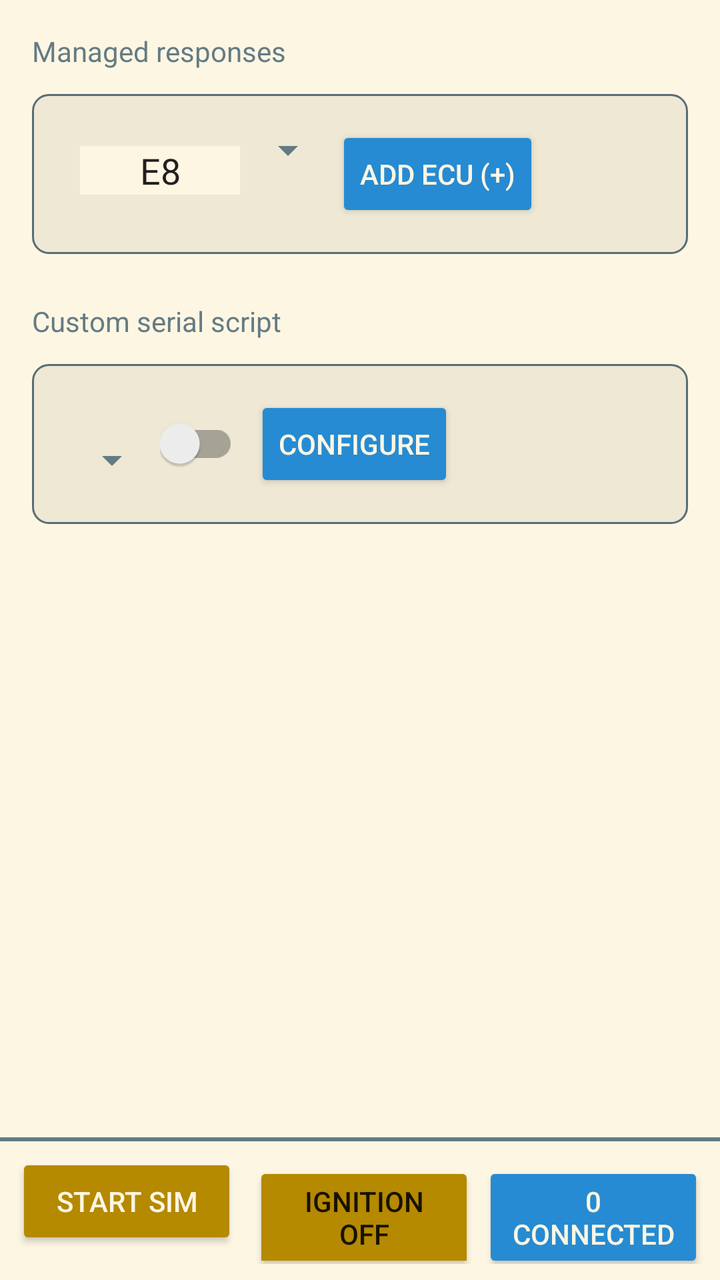
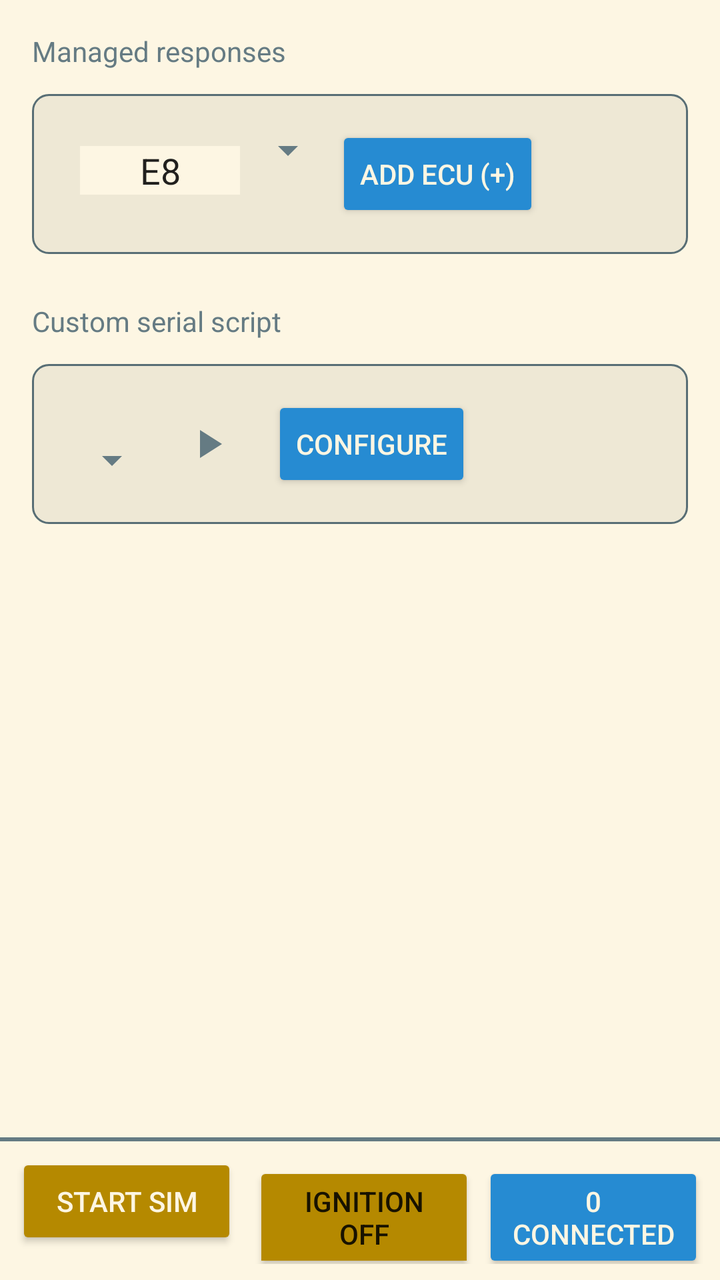

The first picture is an Android layout as it rendered before a commit; the second is the same layout after the commit. The layout source and the unified diff follow.
<!-- AndroidManifest.xml: application theme Theme.Solarized -->
<!-- res/layout/sim.xml -->
<androidx.constraintlayout.widget.ConstraintLayout
    xmlns:android="http://schemas.android.com/apk/res/android"
    xmlns:app="http://schemas.android.com/apk/res-auto"
    android:layout_width="match_parent"
    android:layout_height="match_parent">

    
    <ScrollView
        android:id="@+id/sim_render_area"
        android:layout_width="0dp"
        android:layout_height="0dp"
        app:layout_constraintTop_toTopOf="parent"
        app:layout_constraintBottom_toTopOf="@id/bottom_bar"
        app:layout_constraintStart_toStartOf="parent"
        app:layout_constraintEnd_toEndOf="parent">

        <LinearLayout
            android:orientation="vertical"
            android:padding="8dp"
            android:layout_width="match_parent"
            android:layout_height="wrap_content" >

            <LinearLayout
                android:orientation="vertical"
                android:layout_width="match_parent"
                android:layout_height="wrap_content" >

                <TextView
                    android:layout_width="match_parent"
                    android:layout_height="wrap_content"
                    android:layout_marginStart="8dp"
                    android:layout_marginTop="8dp"
                    android:layout_marginEnd="8dp"
                    android:layout_marginBottom="4dp"
                    android:text="@string/sim_managed_responses"
                    android:textAppearance="?attr/textAppearanceSubtitle1" />

                <androidx.cardview.widget.CardView
                    android:layout_margin="8dp"
                    android:layout_width="match_parent"
                    android:layout_height="wrap_content"
                    android:radius="8dp"
                    app:cardBackgroundColor="@android:color/transparent"
                    app:cardElevation="0dp"
                    app:cardUseCompatPadding="false"
                    app:cardPreventCornerOverlap="false"
                    android:elevation="0dp">

                    <LinearLayout
                        android:layout_width="match_parent"
                        android:layout_height="wrap_content"
                        android:orientation="horizontal"
                        android:background="@drawable/border"
                        android:padding="16dp">

                        <EditText
                            android:id="@+id/ecu_id_input"
                            android:layout_width="80dp"
                            android:layout_height="wrap_content"
                            android:hint="E8"
                            android:maxLength="2"
                            android:inputType="textCapCharacters|textNoSuggestions"
                            android:ems="2"
                            android:gravity="center"
                            android:layout_marginStart="8dp"
                            android:background="?attr/android:colorPrimaryDark"
                            android:text="E8" />

                        <Spinner
                            android:id="@+id/ecu_type_spinner"
                            android:layout_width="wrap_content"
                            android:layout_height="wrap_content" />

                        <Button
                            android:id="@+id/add_ecu"
                            android:layout_width="wrap_content"
                            android:layout_height="wrap_content"
                            android:text="@string/sim_add_ecu" />

                    </LinearLayout>

                </androidx.cardview.widget.CardView>
                <LinearLayout
                    android:id="@+id/ecu_list"
                    android:orientation="vertical"
                    android:layout_width="match_parent"
                    android:layout_height="wrap_content" >
                </LinearLayout>
            </LinearLayout>

            <TextView
                android:layout_width="match_parent"
                android:layout_height="wrap_content"
                android:layout_marginStart="8dp"
                android:layout_marginTop="16dp"
                android:layout_marginEnd="8dp"
                android:layout_marginBottom="4dp"
                android:text="@string/sim_custom_serial_script"
                android:textAppearance="?attr/textAppearanceSubtitle1" />

            <androidx.cardview.widget.CardView
                android:id="@+id/custom_serial_script"
                android:layout_width="match_parent"
                android:layout_height="wrap_content"
                android:layout_margin="8dp"
                android:elevation="0dp"
                android:radius="8dp"
                app:cardBackgroundColor="@android:color/transparent"
                app:cardElevation="0dp"
                app:cardPreventCornerOverlap="false"
                app:cardUseCompatPadding="false">

                <LinearLayout
                    android:layout_width="match_parent"
                    android:layout_height="wrap_content"
                    android:orientation="horizontal"
                    android:background="@drawable/border"
                    android:padding="16dp"
                    android:gravity="center_vertical">
                    
                    <Spinner    
                        android:id="@+id/custom_serial_script_spinner"
                        android:layout_width="wrap_content"
                        android:layout_height="wrap_content"
                        android:layout_marginTop="8dp" />

                    <androidx.appcompat.widget.SwitchCompat
                        android:id="@+id/sim_custom_serial_script_enabled"
                        android:layout_width="wrap_content"
                        android:layout_height="wrap_content"
                        android:layout_marginEnd="8dp"
                        android:checked="false" />

                    <Button
                        android:id="@+id/sim_custom_serial_script_open"
                        android:layout_width="wrap_content"
                        android:layout_height="wrap_content"
                        android:text="@string/sim_custom_serial_script_open" />

                </LinearLayout>

            </androidx.cardview.widget.CardView>

        </LinearLayout>

    </ScrollView>

    
    <LinearLayout
        android:id="@+id/bottom_bar"
        android:layout_width="0dp"
        android:layout_height="wrap_content"
        android:orientation="vertical"
        android:padding="8dp"
        android:background="@drawable/background_with_border_top"
        app:layout_constraintBottom_toBottomOf="parent"
        app:layout_constraintStart_toStartOf="parent"
        app:layout_constraintEnd_toEndOf="parent">

        <LinearLayout
            android:layout_width="match_parent"
            android:layout_height="wrap_content"
            android:orientation="horizontal">

            <Button
                android:id="@+id/sim_state"
                android:layout_width="0dp"
                android:layout_height="wrap_content"
                android:layout_weight="1"
                android:layout_marginEnd="4dp"
                android:backgroundTint="?attr/colorAccentInProgress"
                android:text="@string/sim_start_sim" />

            <ToggleButton
                android:id="@+id/ignition_state"
                android:layout_width="0dp"
                android:layout_height="wrap_content"
                android:layout_weight="1"
                android:layout_marginStart="4dp"
                android:textOff="@string/sim_ignition_off"
                android:textOn="@string/sim_ignition_on"
                android:backgroundTint="@color/ignition_state_tint"
                android:textColor="?android:attr/textColorPrimary"
                android:text="@string/sim_ignition_on" />

            <Button
                android:id="@+id/sim_connected_clients"
                android:layout_width="0dp"
                android:layout_height="wrap_content"
                android:layout_weight="1"
                android:layout_marginStart="4dp"
                android:text="@string/sim_connected_clients" />

        </LinearLayout>

    </LinearLayout>

</androidx.constraintlayout.widget.ConstraintLayout>
<!-- resources referenced by this layout -->
<resources>
  <!-- drawable background_with_border_top (drawable) -->
  <?xml version="1.0" encoding="utf-8"?>
  <layer-list xmlns:android="http://schemas.android.com/apk/res/android">
  
      
      <item>
          <shape android:shape="rectangle">
              <solid android:color="?attr/android:colorBackground"/>
          </shape>
      </item>
  
      
      <item android:gravity="top">
          <shape android:shape="rectangle">
              <size android:height="2dp"/>
              <solid android:color="?attr/android:textColor"/> 
          </shape>
      </item>
  
  </layer-list>
  <!-- drawable border (drawable) -->
  <shape xmlns:android="http://schemas.android.com/apk/res/android">
      
      <solid android:color="?attr/colorPrimary"/>
  
      
      <stroke
          android:width="1dp"
          android:color="?attr/android:textColorSecondary"/>
  
      
      <corners android:radius="8dp"/>
  
      
      <padding
          android:left="8dp"
          android:top="8dp"
          android:right="8dp"
          android:bottom="8dp"/>
  </shape>
  <string name="sim_add_ecu">Add ECU (+)</string>
  <string name="sim_connected_clients">0 connected</string>
  <string name="sim_custom_serial_script">Custom serial script</string>
  <string name="sim_custom_serial_script_open">Configure</string>
  <string name="sim_ignition_off">Ignition OFF</string>
  <string name="sim_ignition_on">Ignition ON</string>
  <string name="sim_managed_responses">Managed responses</string>
  <string name="sim_start_sim">Start Sim</string>
  <color name="sol_base2">#eee8d5</color>
  <color name="sol_base3">#fdf6e3</color>
  <color name="sol_blue">#268bd2</color>
  <color name="sol_green">#859900</color>
  <color name="sol_yellow">#b58900</color>
  <color name="sol_red">#dc322f</color>
  <color name="sol_base00">#657b83</color>
  <color name="sol_base01">#586e75</color>
  <style name="Solarized.TextView.Light" parent="TextAppearance.AppCompat">
          <item name="android:textColor">@color/sol_base00</item>
      </style>
  <style name="Solarized.EditText.Light" parent="Widget.AppCompat.EditText">
          <item name="backgroundTint">@color/sol_base1</item>
          <item name="android:textColor">@color/sol_base00</item>
          <item name="android:textColorHint">@color/sol_base01</item>
          <item name="android:backgroundTint">@color/sol_base1</item>
      </style>
  <style name="Solarized.Button.Light" parent="Widget.AppCompat.Button">
          <item name="android:textColor">@color/sol_base3</item>
          <item name="android:backgroundTint">@color/sol_blue</item>
      </style>
  <style name="Solarized.CheckBox.Light" parent="Widget.AppCompat.CompoundButton.CheckBox">
          <item name="android:textColor">@color/sol_base00</item>
          <item name="buttonTint">@color/sol_cyan</item>
      </style>
  <style name="Solarized.TextView.AlertDialog.Light" parent="Theme.AppCompat.Dialog.Alert">
          <item name="android:background">@color/sol_base2</item>
          <item name="android:textColor">@color/sol_base00</item>
          <item name="android:textColorPrimary">@color/sol_base00</item>
          <item name="android:textColorSecondary">@color/sol_base01</item>
          <item name="colorAccent">@color/sol_blue</item>
      </style>
  <color name="sol_base1">#93a1a1</color>
  <color name="sol_cyan">#2aa198</color>
  <!-- unchanged entries left out for length: 2 -->
</resources>

<!-- the commit's change to res/layout/sim.xml (unified diff, before → after) -->
@@ -124,12 +124,15 @@
                         android:layout_height="wrap_content"
                         android:layout_marginTop="8dp" />
 
-                    <androidx.appcompat.widget.SwitchCompat
-                        android:id="@+id/sim_custom_serial_script_enabled"
-                        android:layout_width="wrap_content"
-                        android:layout_height="wrap_content"
+                    <ImageButton
+                        android:id="@+id/sim_custom_serial_script_play_pause"
+                        android:layout_width="48dp"
+                        android:layout_height="48dp"
                         android:layout_marginEnd="8dp"
-                        android:checked="false" />
+                        android:background="?attr/selectableItemBackgroundBorderless"
+                        android:contentDescription="@string/sim_custom_serial_script_play"
+                        android:padding="12dp"
+                        android:src="@drawable/ic_play" />
 
                     <Button
                         android:id="@+id/sim_custom_serial_script_open"
<!-- resource entries referenced after the edit -->
@@ -40,10 +40,23 @@
           android:right="8dp"
           android:bottom="8dp"/>
   </shape>
+  <!-- drawable ic_play (drawable) -->
+  <vector xmlns:android="http://schemas.android.com/apk/res/android"
+      android:width="24dp"
+      android:height="24dp"
+      android:viewportWidth="24"
+      android:viewportHeight="24">
+  
+      <path
+          android:fillColor="?attr/colorControlNormal"
+          android:pathData="M8,5v14l11,-7z" />
+  
+  </vector>
   <string name="sim_add_ecu">Add ECU (+)</string>
   <string name="sim_connected_clients">0 connected</string>
   <string name="sim_custom_serial_script">Custom serial script</string>
   <string name="sim_custom_serial_script_open">Configure</string>
+  <string name="sim_custom_serial_script_play">Play custom serial script</string>
   <string name="sim_ignition_off">Ignition OFF</string>
   <string name="sim_ignition_on">Ignition ON</string>
   <string name="sim_managed_responses">Managed responses</string>
